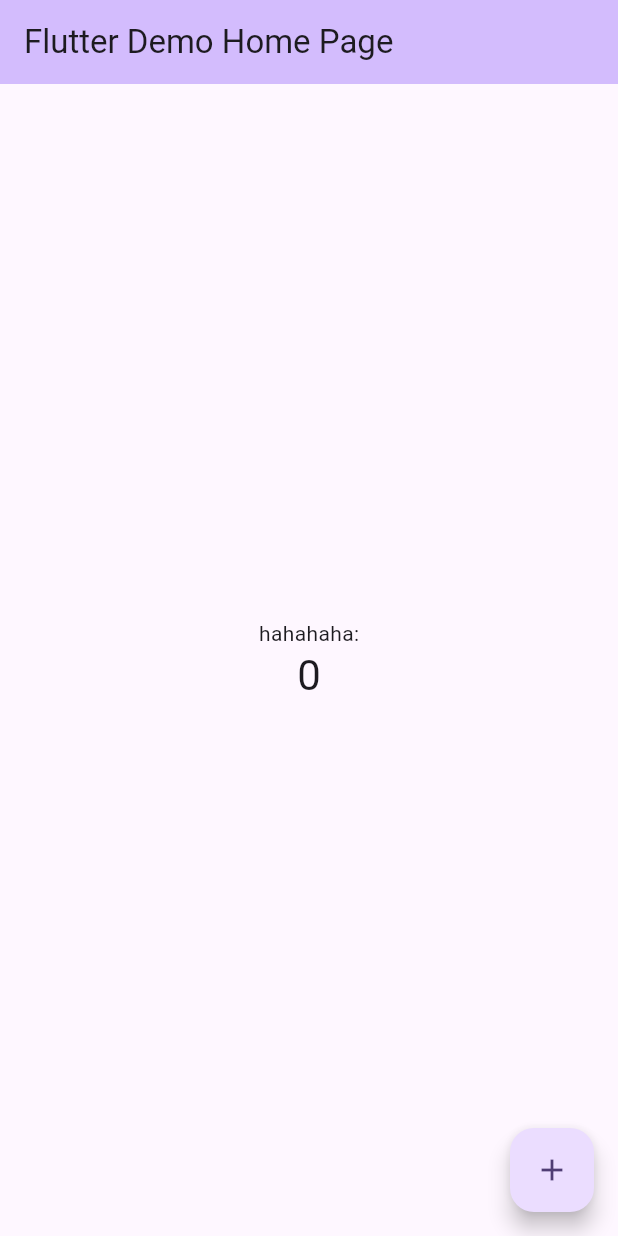
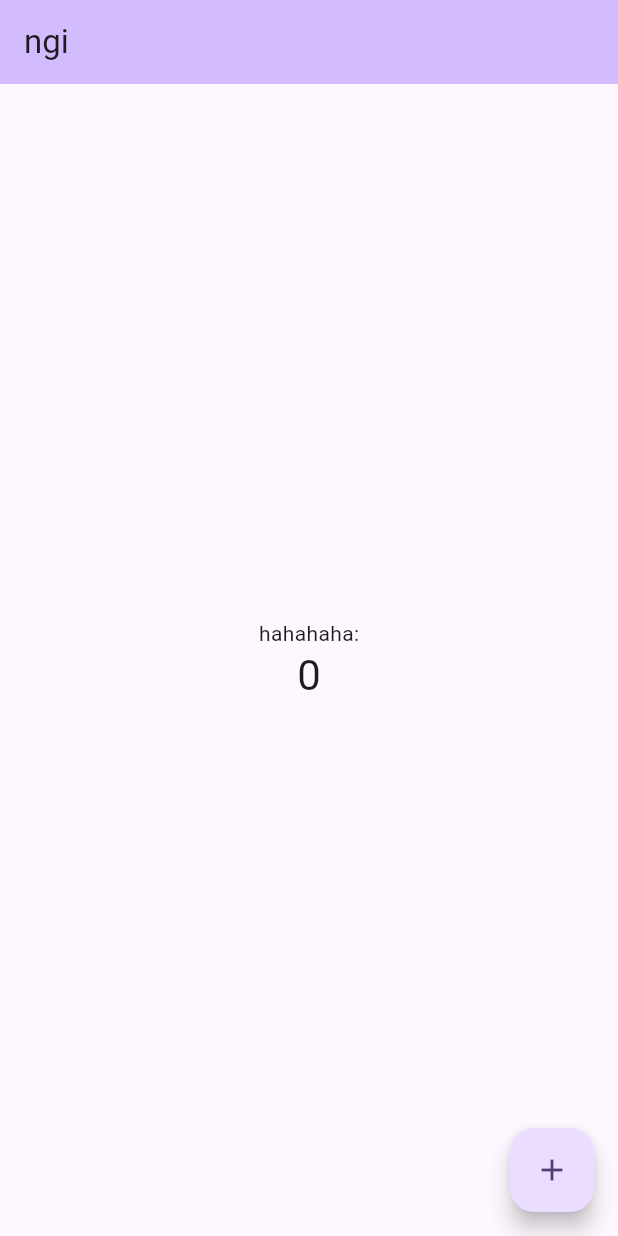
Before and after one commit to Amawers/attendify, a Flutter app: the screen it shows after launch, on a phone screen of 412 x 824 dp. Run offline on Flutter 3.47's test engine with Material 2 defaults, Android fonts, the phone set to English and light mode, and no system bars.

```diff
--- a/lib/main.dart
+++ b/lib/main.dart
@@ -11,7 +11,7 @@ class MyApp extends StatelessWidget {
   @override
   Widget build(BuildContext context) {
     return MaterialApp(
-      title: 'coding',
+      title: 'shit',
       theme: ThemeData(
         // This is the theme of your application.
         //
@@ -31,7 +31,7 @@ class MyApp extends StatelessWidget {
         colorScheme: ColorScheme.fromSeed(seedColor: Colors.deepPurple),
         useMaterial3: true,
       ),
-      home: const MyHomePage(title: 'Flutter Demo Home Page'),
+      home: const MyHomePage(title: 'ngi'),
     );
   }
 }
```
Also changed, not shown: lib/pages/login_page.dart (added).
